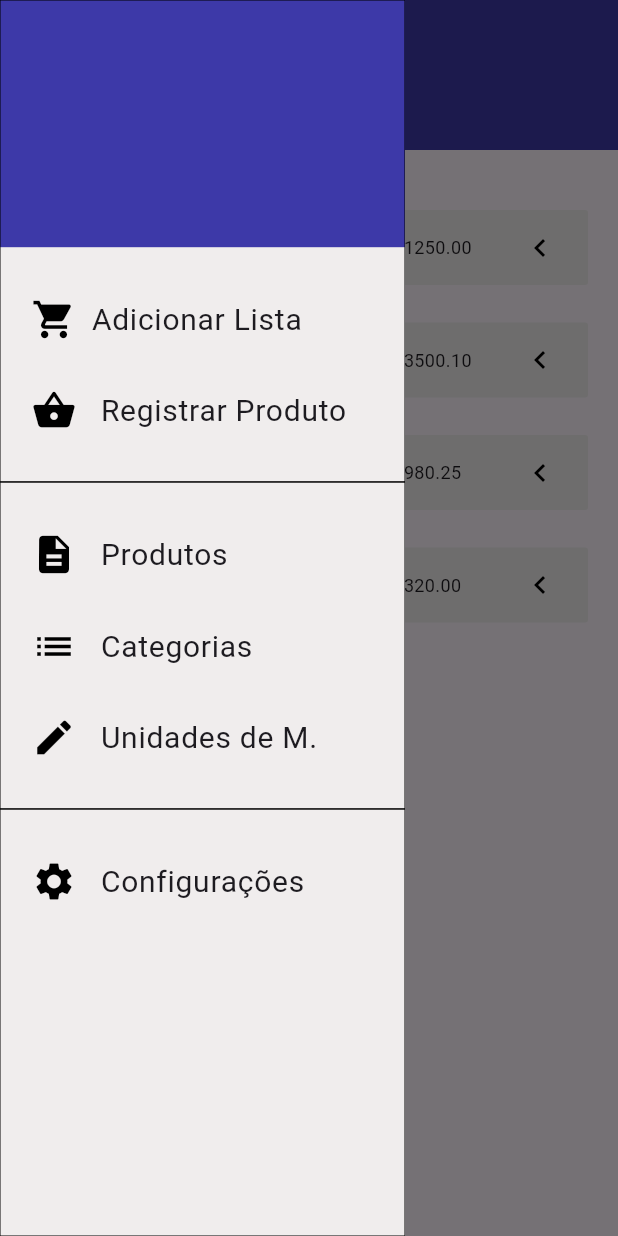
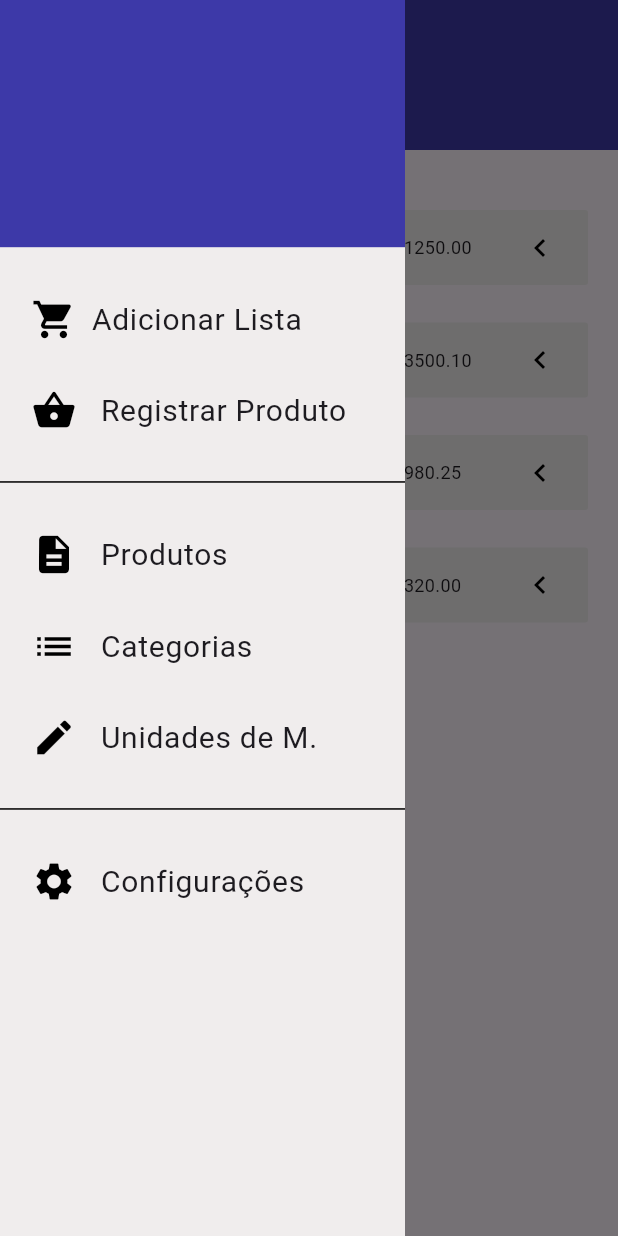
Before and after one commit to Erick-P-Calauro/market_manager, a Flutter app: the screen it shows after launch, with the side drawer open, on a phone screen of 412 x 824 dp. Run offline on Flutter 3.47's test engine with Material 3 defaults, Android fonts, the phone set to English and light mode, and no system bars; our stand-ins replace google_fonts.

Commit message:
[style(DefaultDrawer)] Removing border and borderRadius

```diff
--- a/lib/ui/widgets/DefaultDrawer.dart
+++ b/lib/ui/widgets/DefaultDrawer.dart
@@ -13,7 +13,7 @@ class DefaultDrawer extends StatelessWidget {
 
     return Drawer(
         backgroundColor: CustomColors.BlueMarket,
-        shape: Border.all(width: 0),
+        shape: RoundedRectangleBorder(borderRadius: BorderRadius.circular(0)),
         width: 270,
         child: Padding(
             padding:
```
